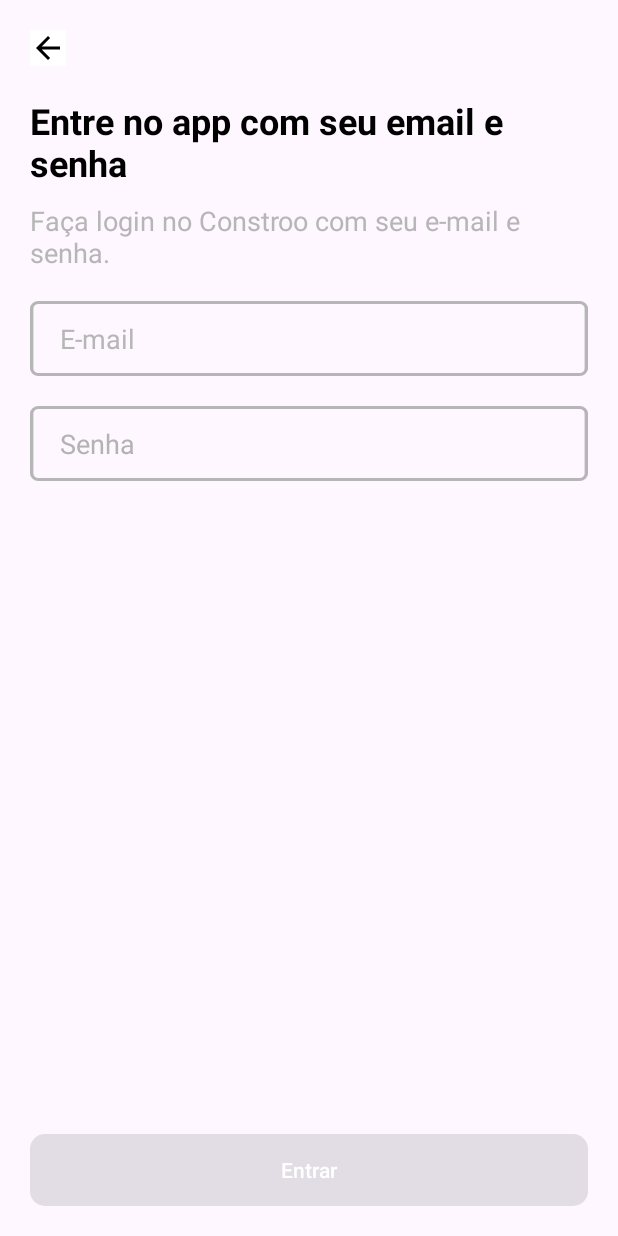
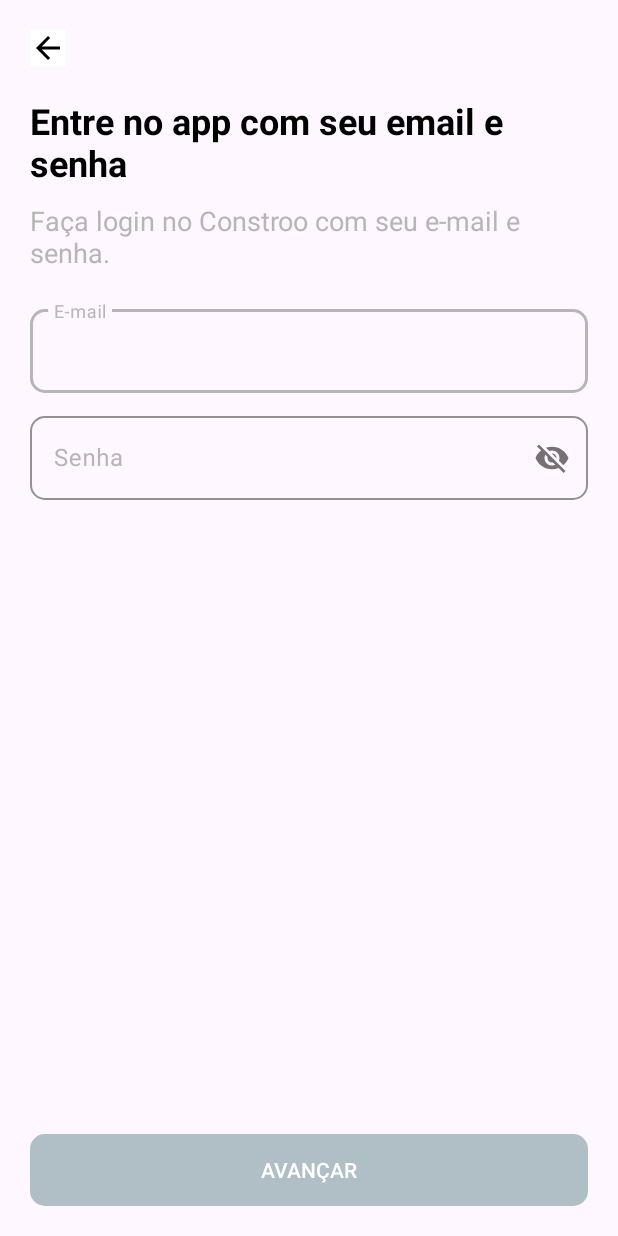
Before and after one commit to ConstrooConecta/cc-mobile-2o, an Android app: the Login screen opened directly, with no data from a screen before it, on a phone screen of 412 x 824 dp. Run offline under Robolectric (Android 15) with nearby library versions, the phone set to English and light mode, and no system bars; our stand-ins replace Firebase (no records; nobody signed in at launch, a user with empty details on screens opened directly).

Commit message:
Corrijindo tela de Login

```diff
--- a/app/src/main/java/com/example/construconecta_interdisciplinar_certo/onboarding/Login.java
+++ b/app/src/main/java/com/example/construconecta_interdisciplinar_certo/onboarding/Login.java
@@ -9,6 +9,9 @@
 import com.example.construconecta_interdisciplinar_certo.R;
 import com.example.construconecta_interdisciplinar_certo.databinding.ActivityLoginBinding;
 import com.example.construconecta_interdisciplinar_certo.ui.BaseActivity;
+import com.example.construconecta_interdisciplinar_certo.utils.AnimationUtils;
+import com.example.construconecta_interdisciplinar_certo.utils.ButtonUtils;
+import com.example.construconecta_interdisciplinar_certo.utils.InputUtils;
 import com.google.firebase.auth.FirebaseAuth;
 import java.util.Objects;
 
@@ -67,9 +70,9 @@
     }
 
     public void signIn(View view) {
-        binding.progressBar.setVisibility(View.VISIBLE);
-        binding.btLogar.setText("");
-        binding.btLogar.setEnabled(false);
+        ButtonUtils.disableButtonWithProgressBar(this, binding.btLogar, binding.progressBar);
+        InputUtils.setNormal(this, binding.emailInputLayout, binding.emailInput, null);
+        InputUtils.setNormal(this, binding.senhaInputLayout, binding.senhaInput, null);
 
         String email = Objects.requireNonNull(binding.emailInput.getText()).toString();
         String senha = Objects.requireNonNull(binding.senhaInput.getText()).toString();
@@ -77,30 +80,21 @@
         if (!email.isEmpty() && !senha.isEmpty()) {
             FirebaseAuth.getInstance().signInWithEmailAndPassword(email, senha)
                     .addOnCompleteListener(task -> {
-                        binding.progressBar.setVisibility(View.GONE);
-                        binding.btLogar.setText("Entrar");
-                        binding.btLogar.setEnabled(true);
+                        ButtonUtils.enableButton(this, binding.btLogar, binding.progressBar);
 
                         if (task.isSuccessful()) {
                             startActivity(new Intent(Login.this, Home.class));
                             finish();
                         } else {
-                            showError();
+                            InputUtils.setError(this, binding.emailInputLayout, binding.emailInput, null, null);
+                            InputUtils.setError(this, binding.senhaInputLayout, binding.senhaInput, null, null);
+                            AnimationUtils.shakeAnimation(binding.senhaInputLayout);
+                            AnimationUtils.shakeAnimation(binding.emailInputLayout);
+                            binding.emailInput.setError("Email ou senha inválidos");
+                            binding.senhaInput.setError("Email ou senha inválidos", null);
                         }
                     });
         }
-    }
-
-    private void showError() {
-        binding.emailInput.setBackgroundResource(R.drawable.error_input_design);
-        binding.senhaInput.setBackgroundResource(R.drawable.error_input_design);
-        binding.emailInput.setError("Email ou senha inválidos");
-        binding.senhaInput.setError("Email ou senha inválidos");
-    }
-
-    // Método de validação de e-mail
-    private boolean validateEmail(String email) {
-        return android.util.Patterns.EMAIL_ADDRESS.matcher(email).matches();
     }
 
     // Método para atualizar o estado do botão de login
@@ -108,14 +102,11 @@
         String email = Objects.requireNonNull(binding.emailInput.getText()).toString();
         String senha = Objects.requireNonNull(binding.senhaInput.getText()).toString();
 
-        // Verifica se o email é válido e se a senha não está vazia
-        boolean isEmailValid = validateEmail(email);
-        boolean isSenhaNotEmpty = !senha.isEmpty();
-
-        // Se ambos forem verdadeiros, o botão será ativado
-        boolean isEnabled = isEmailValid && isSenhaNotEmpty;
-        binding.btLogar.setEnabled(isEnabled);
-        binding.btLogar.setBackgroundResource(isEnabled ? R.drawable.primary_button_design : R.drawable.disable_button_design);
+        if (!senha.isEmpty() && android.util.Patterns.EMAIL_ADDRESS.matcher(email).matches()) {
+            ButtonUtils.enableButton(this, binding.btLogar, binding.progressBar);
+        } else {
+            ButtonUtils.disableButton(this, binding.btLogar, binding.progressBar);
+        }
     }
 
     public void backToMain(View view) {
--- a/app/src/main/java/com/example/construconecta_interdisciplinar_certo/utils/InputUtils.java
+++ b/app/src/main/java/com/example/construconecta_interdisciplinar_certo/utils/InputUtils.java
@@ -5,6 +5,9 @@
 import android.view.View;
 import android.widget.EditText;
 import android.widget.TextView;
+
+import androidx.annotation.Nullable;
+
 import com.example.construconecta_interdisciplinar_certo.R;
 import com.google.android.material.textfield.TextInputLayout;
 
--- a/app/src/main/res/layout/activity_login.xml
+++ b/app/src/main/res/layout/activity_login.xml
@@ -7,71 +7,85 @@
     android:layout_height="match_parent"
     tools:context=".onboarding.Login">
 
+    <ImageButton
+        android:id="@+id/backButton"
+        android:layout_width="wrap_content"
+        android:layout_height="wrap_content"
+        android:layout_marginStart="20dp"
+        android:layout_marginTop="20dp"
+        android:background="#FFFFFF"
+        android:src="@drawable/baseline_arrow_back_24"
+        app:layout_constraintStart_toStartOf="parent"
+        app:layout_constraintTop_toTopOf="parent" />
 
     <!-- Conteúdo rolável -->
     <ScrollView
         android:id="@+id/scrollView"
         android:layout_width="0dp"
         android:layout_height="0dp"
+        android:layout_marginTop="20dp"
         android:layout_marginBottom="20dp"
         app:layout_constraintBottom_toTopOf="@id/buttonContainer"
         app:layout_constraintEnd_toEndOf="parent"
         app:layout_constraintStart_toStartOf="parent"
-        app:layout_constraintTop_toTopOf="parent">
+        app:layout_constraintTop_toBottomOf="@+id/backButton">
 
         <androidx.constraintlayout.widget.ConstraintLayout
             android:layout_width="match_parent"
             android:layout_height="wrap_content">
 
-            <com.google.android.material.textfield.TextInputEditText
-                android:id="@+id/emailInput"
+            <com.google.android.material.textfield.TextInputLayout
+                android:id="@+id/emailInputLayout"
+                style="@style/CustomTextInputTheme"
                 android:layout_width="0dp"
                 android:layout_height="wrap_content"
                 android:layout_marginStart="20dp"
                 android:layout_marginTop="20dp"
                 android:layout_marginEnd="20dp"
-                android:background="@drawable/input_design"
-                android:hint="E-mail"
-                android:inputType="textEmailAddress"
-                android:paddingLeft="20dp"
-                android:paddingEnd="20dp"
-                android:textColorHint="#B6B6B6"
-                android:visibility="visible"
                 app:layout_constraintEnd_toEndOf="parent"
-                app:layout_constraintHorizontal_bias="0.555"
                 app:layout_constraintStart_toStartOf="parent"
-                app:layout_constraintTop_toBottomOf="@+id/textView4" />
+                app:layout_constraintTop_toBottomOf="@+id/textView4">
 
-            <com.google.android.material.textfield.TextInputEditText
-                android:id="@+id/senhaInput"
+                <com.google.android.material.textfield.TextInputEditText
+                    android:id="@+id/emailInput"
+                    android:layout_width="match_parent"
+                    android:layout_height="56dp"
+                    android:ellipsize="end"
+                    android:hint="E-mail"
+                    android:inputType="textEmailAddress"
+                    android:maxLength="50"
+                    android:paddingLeft="20dp"
+                    android:paddingEnd="20dp"
+                    android:textColor="@color/black"
+                    android:textColorHint="#B6B6B6" />
+            </com.google.android.material.textfield.TextInputLayout>
+
+            <com.google.android.material.textfield.TextInputLayout
+                android:id="@+id/senhaInputLayout"
+                style="@style/CustomTextInputTheme"
                 android:layout_width="0dp"
                 android:layout_height="wrap_content"
                 android:layout_marginStart="20dp"
-                android:layout_marginTop="20dp"
+                android:layout_marginTop="10dp"
                 android:layout_marginEnd="20dp"
-                android:background="@drawable/input_design"
-                android:hint="Senha"
-                android:inputType="textPassword"
-                android:paddingLeft="20dp"
-                android:paddingEnd="20dp"
-                android:password="true"
-                android:textColorHint="#B3B3B3"
-                android:visibility="visible"
                 app:layout_constraintEnd_toEndOf="parent"
-                app:layout_constraintHorizontal_bias="1.0"
                 app:layout_constraintStart_toStartOf="parent"
-                app:layout_constraintTop_toBottomOf="@+id/emailInput" />
+                app:layout_constraintTop_toBottomOf="@+id/emailInputLayout"
+                app:passwordToggleEnabled="true"> <!-- Aplica o tema CustomTextInputTheme aqui -->
 
-            <ImageButton
-                android:id="@+id/backButton"
-                android:layout_width="wrap_content"
-                android:layout_height="wrap_content"
-                android:layout_marginStart="20dp"
-                android:layout_marginTop="20dp"
-                android:background="#FFFFFF"
-                android:src="@drawable/baseline_arrow_back_24"
-                app:layout_constraintStart_toStartOf="parent"
-                app:layout_constraintTop_toTopOf="parent" />
+                <com.google.android.material.textfield.TextInputEditText
+                    android:id="@+id/senhaInput"
+                    android:layout_width="match_parent"
+                    android:layout_height="56dp"
+                    android:ellipsize="end"
+                    android:hint="Senha"
+                    android:maxLength="32"
+                    android:paddingLeft="20dp"
+                    android:paddingEnd="20dp"
+                    android:singleLine="true"
+                    android:textColor="@color/black"
+                    android:textColorHint="#B6B6B6" />
+            </com.google.android.material.textfield.TextInputLayout>
 
             <TextView
                 android:id="@+id/textView10"
@@ -115,7 +129,7 @@
         app:layout_constraintEnd_toEndOf="parent"
         app:layout_constraintStart_toStartOf="parent">
 
-        <Button
+        <androidx.appcompat.widget.AppCompatButton
             android:id="@+id/btLogar"
             android:layout_width="0dp"
             android:layout_height="wrap_content"
```
